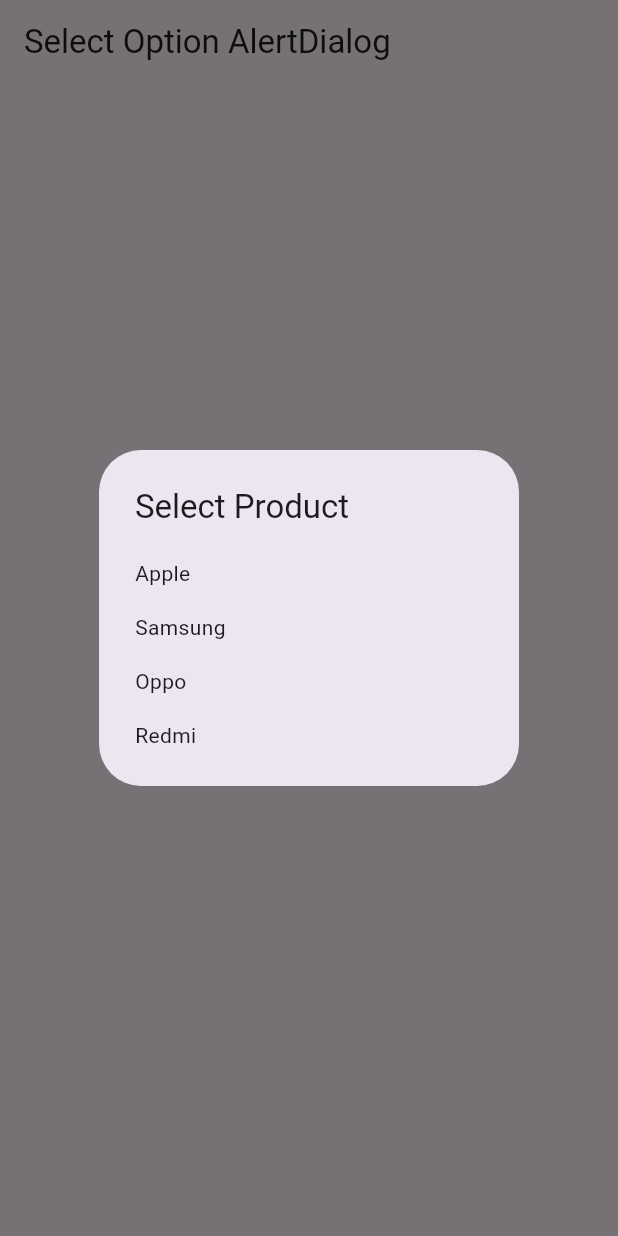
After one commit to jflunarko/flutter-basic, a Flutter app: the screen it shows after launch, after a tap on "Show Alert", on a phone screen of 412 x 824 dp. The commit adds this screen. Run offline on Flutter 3.47's test engine with Material 3 defaults, Android fonts, the phone set to English and light mode, and no system bars.

Commit message:
add optionAlert, selectOptionAlert, textFiledAlert

```diff
--- a/lib/main.dart
+++ b/lib/main.dart
@@ -8,11 +8,14 @@
 import 'package:flutter_00/checkbox.dart';
 import 'package:flutter_00/checkboxListTitle.dart';
 import 'package:flutter_00/login.dart';
+import 'package:flutter_00/optionAlert.dart';
 import 'package:flutter_00/product_sort.dart';
 import 'package:flutter_00/ColumnTest.dart';
 import 'package:flutter_00/RichText.dart';
 import 'package:flutter_00/RadioButton.dart';
+import 'package:flutter_00/selectOption.dart';
 import 'package:flutter_00/snackbar.dart';
+import 'package:flutter_00/textFieldAlertDialog.dart';
 
 
 void main() {
@@ -28,7 +31,7 @@
     return MaterialApp(
       debugShowCheckedModeBanner: false,
 
-      home: AlertdialogApp(),
+      home: SelectoptionApp(),
     );
   }
 }
--- /dev/null
+++ b/lib/selectOption.dart
@@ -0,0 +1,79 @@
+import 'package:flutter/material.dart';
+
+class SelectoptionApp extends StatelessWidget {
+  const SelectoptionApp({super.key});
+
+  @override
+  Widget build(BuildContext context) {
+    return Scaffold(
+      appBar: AppBar(
+        title: Text("Select Option AlertDialog"),
+      ),
+      body: Center(
+        child: Column(
+          mainAxisAlignment: MainAxisAlignment.center,
+          children: <Widget>[
+            ElevatedButton(
+              onPressed: () async {
+                final Product? prodName = await _asyncSimpleDialog(context);
+                print("Selected Product is $prodName");
+              },
+              child: const Text(
+                "Show Alert",
+                style: TextStyle(fontSize: 20.0),
+              ),
+              style: ElevatedButton.styleFrom(
+                backgroundColor: Colors.green,
+                padding: EdgeInsets.fromLTRB(30.0, 10.0, 30.0, 10.0),
+                shape: RoundedRectangleBorder(
+                  borderRadius: BorderRadius.circular(8.0),
+                ),
+              ),
+            ),
+          ],
+        ),
+      ),
+    );
+  }
+}
+
+enum Product { Apple, Samsung, Oppo, Redmi }
+
+
+Future<Product?> _asyncSimpleDialog(BuildContext context) async {
+  return await showDialog<Product>(
+    context: context,
+    barrierDismissible: true,
+    builder: (BuildContext context) {
+      return SimpleDialog(
+        title: const Text('Select Product'),
+        children: <Widget>[
+          SimpleDialogOption(
+            onPressed: () {
+              Navigator.pop(context, Product.Apple);
+            },
+            child: const Text('Apple'),
+          ),
+          SimpleDialogOption(
+            onPressed: () {
+              Navigator.pop(context, Product.Samsung);
+            },
+            child: const Text('Samsung'),
+          ),
+          SimpleDialogOption(
+            onPressed: () {
+              Navigator.pop(context, Product.Oppo);
+            },
+            child: const Text('Oppo'),
+          ),
+          SimpleDialogOption(
+            onPressed: () {
+              Navigator.pop(context, Product.Redmi);
+            },
+            child: const Text('Redmi'),
+          ),
+        ],
+      );
+    },
+  );
+}
```
Also changed, not shown: lib/optionAlert.dart (added, +66 -0 lines), lib/textFieldAlertDialog.dart (added, +61 -0 lines).
